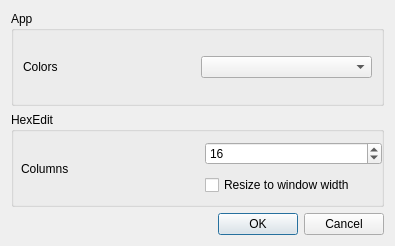
The window that src/ui/optionsdialog.ui (wapiflapi/veles) describes before a commit, drawn with Qt 5.
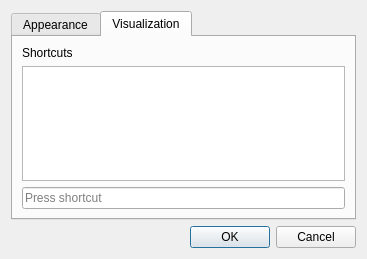
The same window after the commit.

Commit message: Graphic tweaks and first draft of shortcut manager.

Diff of the .ui file:
```diff
--- a/src/ui/optionsdialog.ui
+++ b/src/ui/optionsdialog.ui
@@ -6,8 +6,8 @@
    <rect>
     <x>0</x>
     <y>0</y>
-    <width>395</width>
-    <height>246</height>
+    <width>367</width>
+    <height>259</height>
    </rect>
   </property>
   <property name="windowTitle">
@@ -15,12 +15,25 @@
   </property>
   <layout class="QVBoxLayout" name="verticalLayout">
    <item>
+    <widget class="QTabWidget" name="tabWidget">
+     <property name="currentIndex">
+      <number>1</number>
+     </property>
+     <property name="tabsClosable">
+      <bool>false</bool>
+     </property>
+     <widget class="QWidget" name="appearance">
+      <attribute name="title">
+       <string>Appearance</string>
+      </attribute>
+      <layout class="QVBoxLayout" name="verticalLayout_4">
+       <item>
     <widget class="QGroupBox" name="gbApp">
      <property name="title">
       <string>App</string>
      </property>
-     <layout class="QGridLayout" name="gridLayout_2">
-      <item row="2" column="0">
+         <layout class="QVBoxLayout" name="verticalLayout_5">
+          <item>
        <layout class="QHBoxLayout" name="horizontalLayout">
         <item>
          <widget class="QLabel" name="labelHexEditColors">
@@ -49,15 +62,8 @@
      <property name="title">
       <string>HexEdit</string>
      </property>
-     <widget class="QWidget" name="horizontalLayoutWidget">
-      <property name="geometry">
-       <rect>
-        <x>10</x>
-        <y>26</y>
-        <width>361</width>
-        <height>61</height>
-       </rect>
-      </property>
+         <layout class="QVBoxLayout" name="verticalLayout_6">
+          <item>
       <layout class="QHBoxLayout" name="horizontalLayout_2">
        <item>
         <widget class="QLabel" name="hexColumnsLabel">
@@ -88,6 +94,72 @@
         </layout>
        </item>
       </layout>
+          </item>
+         </layout>
+        </widget>
+       </item>
+      </layout>
+     </widget>
+     <widget class="QWidget" name="visualization">
+      <attribute name="title">
+       <string>Visualization</string>
+      </attribute>
+      <layout class="QVBoxLayout" name="verticalLayout_8">
+       <item>
+        <widget class="QLabel" name="label">
+         <property name="text">
+          <string>Shortcuts</string>
+         </property>
+        </widget>
+       </item>
+       <item>
+        <widget class="QTableWidget" name="tableWidget">
+         <property name="selectionBehavior">
+          <enum>QAbstractItemView::SelectRows</enum>
+         </property>
+         <property name="selectionMode">
+          <enum>QAbstractItemView::SingleSelection</enum>
+         </property>
+         <property name="showGrid">
+          <bool>true</bool>
+         </property>
+         <property name="sortingEnabled">
+          <bool>false</bool>
+         </property>
+         <property name="wordWrap">
+          <bool>true</bool>
+         </property>
+         <attribute name="horizontalHeaderVisible">
+          <bool>false</bool>
+         </attribute>
+         <attribute name="horizontalHeaderCascadingSectionResizes">
+          <bool>false</bool>
+         </attribute>
+         <attribute name="horizontalHeaderStretchLastSection">
+          <bool>true</bool>
+         </attribute>
+         <attribute name="verticalHeaderHighlightSections">
+          <bool>false</bool>
+         </attribute>
+         <column>
+          <property name="text">
+           <string>shortcut</string>
+          </property>
+          <property name="textAlignment">
+           <set>AlignCenter</set>
+          </property>
+         </column>
+         <column>
+          <property name="text">
+           <string>what's this</string>
+          </property>
+         </column>
+        </widget>
+       </item>
+       <item>
+        <widget class="QKeySequenceEdit" name="keySequenceEdit"/>
+       </item>
+      </layout>
      </widget>
     </widget>
    </item>
```
Left out of the diff: 10 changed lines with no effect on the pictures. Lines whose indentation alone changed are shown as unchanged. The commit also changes 9 other files.
